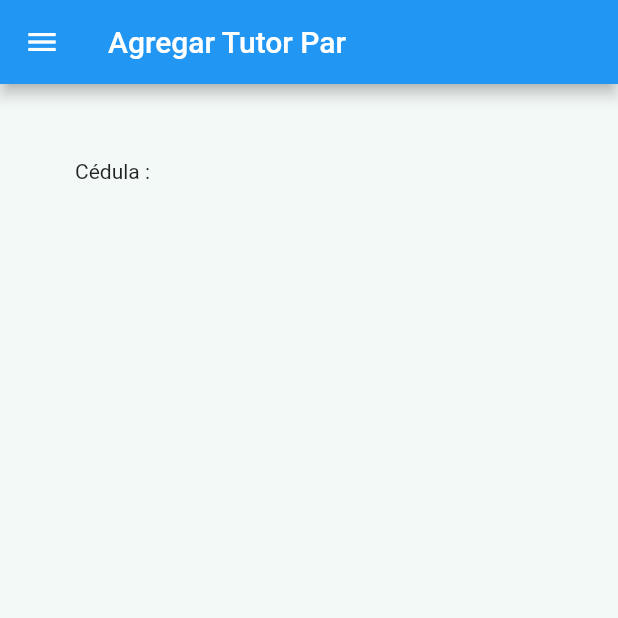
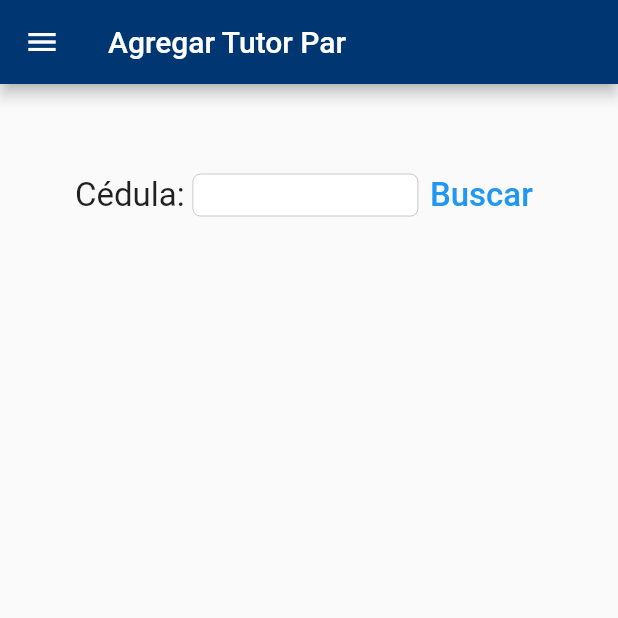
Before and after one commit to John-Macao/Tutoria-entre-pares, a Flutter app: the VistaNuevoTutor screen opened by its route, on a phone screen of 412 x 824 dp, the top half of it. Run offline on Flutter 3.47's test engine with Material 2 defaults, Android fonts, the phone set to English and light mode, and no system bars; our stand-ins replace fluro, get, get_it, url_strategy; missing offline and left inert: dart:html.

Commit message:
responsive para tamaños y estilos

```diff
--- a/frontend/lib/domain/controllers/Administrador/administrador_menu_controller.dart
+++ b/frontend/lib/domain/controllers/Administrador/administrador_menu_controller.dart
@@ -76,6 +76,7 @@ class Menu{
       child: Column(
         children: <Widget>[
           UserAccountsDrawerHeader(
+
               accountName: Text(""), accountEmail: Text("")),
           Column(children: drawerOptions)
         ],
--- /dev/null
+++ b/frontend/lib/util/style.dart
@@ -0,0 +1,12 @@
+
+// Color del Menu (Drawer)
+var mA = 255;
+var mR = 0;
+var mG = 55;
+var mB =114;
+
+// Color del appBar
+var aA = 255;
+var aR = 0;
+var aG = 55;
+var aB =114;
--- a/frontend/lib/views/Adminstrador/administrador_filtrar_estudiantes.dart
+++ b/frontend/lib/views/Adminstrador/administrador_filtrar_estudiantes.dart
@@ -13,7 +13,8 @@ class VistaFiltrarEstudiantes extends StatelessWidget {
     MediaQueryData queryData = MediaQuery.of(context);
     return Scaffold(
       appBar: AppBar(
-      title: Text("Filtrar Estudiantes"),
+        backgroundColor:Color.fromARGB(255, 0, 55, 114),
+        title: Text("Filtrar Estudiantes"),
       ),
       drawer: Menu.getDrawer(context),
       body: Center(
--- a/frontend/lib/views/Adminstrador/administrador_materia.dart
+++ b/frontend/lib/views/Adminstrador/administrador_materia.dart
@@ -13,7 +13,8 @@ class VistaMateria extends StatelessWidget {
     MediaQueryData queryData = MediaQuery.of(context);
     return Scaffold(
       appBar: AppBar(
-      title: Text("Asignar/Quitar Materia"),
+        title: Text("Asignar/Quitar Materia"),
+        backgroundColor:Color.fromARGB(255, 0, 55, 114),
       ),
       drawer: Menu.getDrawer(context),
       body: Center(
--- a/frontend/lib/views/Adminstrador/administrador_nuevo_tutor.dart
+++ b/frontend/lib/views/Adminstrador/administrador_nuevo_tutor.dart
@@ -6,6 +6,7 @@ import 'package:flutter/material.dart';
 import 'package:frontend/domain/controllers/Administrador/administrador_agregar_tutor_controller.dart';
 import 'package:frontend/domain/controllers/Administrador/administrador_menu_controller.dart';
 import 'package:get/get.dart';
+import 'package:frontend/util/style.dart' as style;
 
 class VistaNuevoTutor extends StatelessWidget {
   const VistaNuevoTutor({Key? key}) : super(key: key);
@@ -16,6 +17,7 @@ class VistaNuevoTutor extends StatelessWidget {
     return Scaffold(
       appBar: AppBar(
         title: Text('Agregar Tutor Par'),
+        backgroundColor:Color.fromARGB(style.aA, style.aR, style.aG, style.aB ),
       ),
       drawer: Menu.getDrawer(context),
       body: formularioNuevoTutor ()
@@ -39,10 +41,38 @@ class formularioNuevoTutor extends StatelessWidget {
                 Container(
                   padding: const EdgeInsets.only(bottom: 20.0),
                   child: Row(
+                    mainAxisSize: MainAxisSize.min,
                     //mainAxisAlignment: MainAxisAlignment.spaceEvenly,
-                    // ignore: prefer_const_literals_to_create_immutables
+                    //ignore: prefer_const_literals_to_create_immutables
                     children: [
-                      Text("Cédula : "),
+                      // ignore: prefer_const_constructors
+                      Text("Cédula: ", style: TextStyle(fontSize: 22.0)),
+                      SizedBox(
+                        width: 150.0,
+                        height: 28.0,
+                        child: CupertinoTextField(
+                          controller: _.cedula,
+                        ),
+                      ),
+                      TextButton(
+                        child: Text("Buscar", style: TextStyle(fontSize: 22.0)),
+                        onPressed: () {
+
+                        },
+                      ),
+
+
+                      /*
+                      SizedBox(
+                        width: 10.0,
+                        height: 10.0,
+                        child: TextButton(
+                          onPressed: () {
+
+                          }, child: Text(" Buscar "),
+                        ),
+                      ),
+                      */
 
                     ],
                   ),
--- a/frontend/lib/views/Adminstrador/administrador_principal.dart
+++ b/frontend/lib/views/Adminstrador/administrador_principal.dart
@@ -12,6 +12,7 @@ class VistaPrincipal extends StatelessWidget {
     return Scaffold(
       appBar: AppBar(
         title: const Text("Administrador"),
+        backgroundColor:Color.fromARGB(255, 0, 55, 114),
       ),
       drawer: Menu.getDrawer(context),
       body: const HorarioPrincipal(),
--- a/frontend/lib/views/Adminstrador/administrador_quitar_tutor.dart
+++ b/frontend/lib/views/Adminstrador/administrador_quitar_tutor.dart
@@ -13,7 +13,8 @@ class VistaQuitarTutor extends StatelessWidget {
     MediaQueryData queryData = MediaQuery.of(context);
     return Scaffold(
       appBar: AppBar(
-      title: Text("Quitar Tutor Par"),
+        title: Text("Quitar Tutor Par"),
+        backgroundColor:Color.fromARGB(255, 0, 55, 114),
       ),
       drawer: Menu.getDrawer(context),
       body: Center(
--- a/frontend/lib/views/Adminstrador/administrador_reporte_tutorados.dart
+++ b/frontend/lib/views/Adminstrador/administrador_reporte_tutorados.dart
@@ -11,7 +11,8 @@ class VistaReporteTutorados extends StatelessWidget {
     MediaQueryData queryData = MediaQuery.of(context);
     return Scaffold(
       appBar: AppBar(
-      title: Text("Reporte Tutorados"),
+        title: Text("Reporte Tutorados"),
+        backgroundColor:Color.fromARGB(255, 0, 55, 114),
       ),
       drawer: Menu.getDrawer(context),
       body: Center(
--- a/frontend/lib/views/Adminstrador/administrador_reporte_tutorias.dart
+++ b/frontend/lib/views/Adminstrador/administrador_reporte_tutorias.dart
@@ -11,7 +11,8 @@ class VistaReporteTutorias extends StatelessWidget {
     MediaQueryData queryData = MediaQuery.of(context);
     return Scaffold(
       appBar: AppBar(
-      title: Text("Reporte Tutorias"),
+        title: Text("Reporte Tutorias"),
+        backgroundColor:Color.fromARGB(255, 0, 55, 114),
       ),
       drawer: Menu.getDrawer(context),
       body: Center(
```
Also changed, not shown: frontend/lib/main.dart (+6 -4 lines), frontend/lib/util/edge_insets.dart (added, +133 -0 lines), frontend/lib/util/responsive.dart (added, +85 -0 lines), frontend/lib/util/size_info.dart (added, +46 -0 lines).
